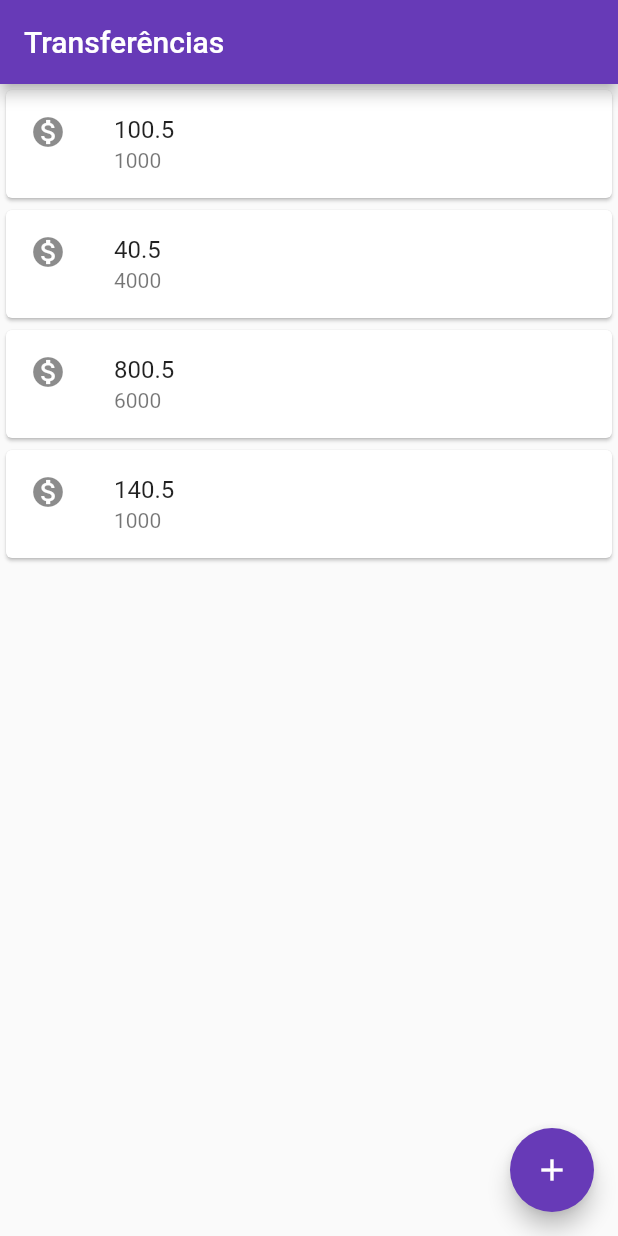
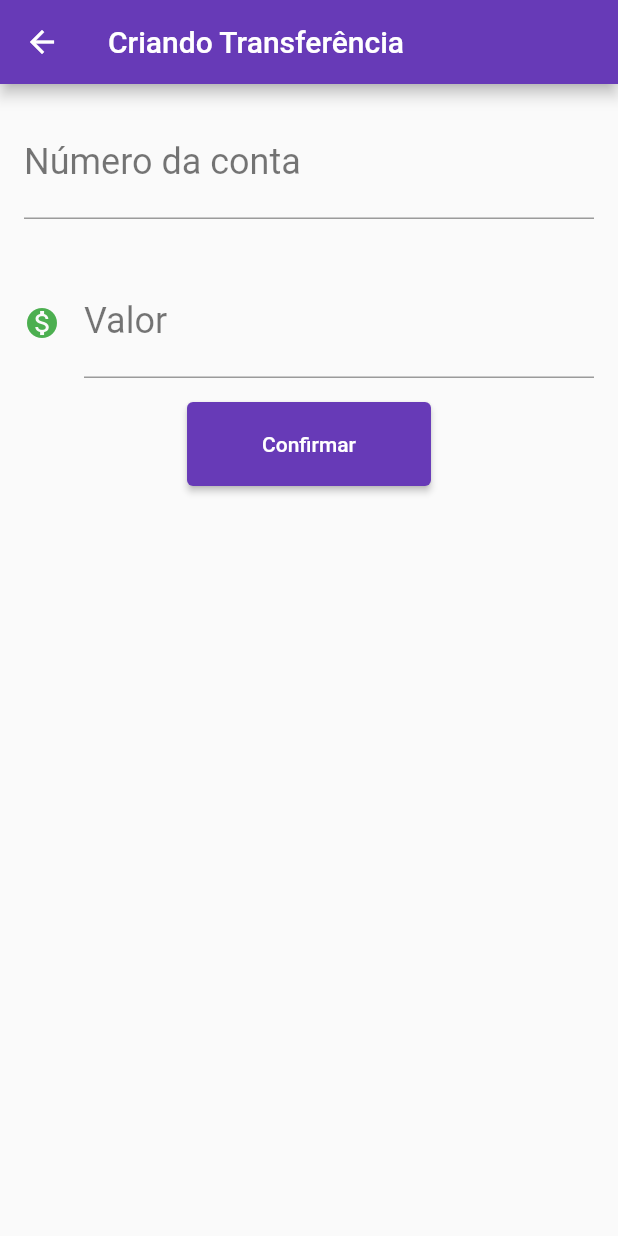
Before and after one commit to larinuness/flutter-bytebank, a Flutter app: the screen it shows after launch, after a tap on the "add" icon, on a phone screen of 412 x 824 dp. Run offline on Flutter 3.47's test engine with Material 2 defaults, Android fonts, the phone set to English and light mode, and no system bars.

Commit message:
Projeto finalizado

```diff
--- /dev/null
+++ b/bytebankalura/lib/components/editor.dart
@@ -0,0 +1,40 @@
+import 'package:flutter/material.dart';
+
+class Editor extends StatelessWidget {
+  final TextEditingController? controlador;
+  final String? rotulo;
+  final String? dica;
+  final IconData? icone;
+
+  //parametros opcionais porque não é obrigado a por todos
+  Editor({this.controlador, this.rotulo, this.dica, this.icone});
+
+  @override
+  Widget build(BuildContext context) {
+    return //Colocar margin interna
+      Padding(
+        padding: const EdgeInsets.all(16.0),
+        child: TextField(
+          controller: controlador,
+          //Style é usado parar modificar algo em texto, ex: cor, tamanho
+          style: TextStyle(
+            fontSize: 24.0,
+          ),
+          decoration: InputDecoration(
+              labelText: rotulo,
+              icon: icone != null ? Icon(icone, color: Colors.green,
+              ) : null,
+              //Mudando cor da linha da label embaixo
+              focusedBorder: UnderlineInputBorder(
+                borderSide: BorderSide(color: Colors.black26),
+              ),
+              labelStyle: TextStyle(
+                color: Colors.black54,
+              ),
+              //texto dentro da label
+              hintText: dica),
+          keyboardType: TextInputType.number,
+        ),
+      );
+  }
+}
--- a/bytebankalura/lib/main.dart
+++ b/bytebankalura/lib/main.dart
@@ -1,59 +1,17 @@
 import 'package:flutter/material.dart';
 
+import 'screens/lista.dart';
+
 void main() {
-  runApp(
-    MaterialApp(
-      //O Scaffold é um esqueleto uma base para começar a home
-      home: Scaffold(
-        body: ListaTransferencias(),
-        appBar: AppBar(title: Text('Transferências'),
-        backgroundColor: Colors.deepPurple,),
-        floatingActionButton: FloatingActionButton(
-          onPressed: () {  },
-          backgroundColor: Colors.deepPurple,
-          //Tem seus proprios icons
-          child: Icon(Icons.add),
-        ),
-      ),
-    )
-  );
+  runApp(BytebankApp());
 }
 
-class ListaTransferencias extends StatelessWidget{
+class BytebankApp extends StatelessWidget {
   @override
   Widget build(BuildContext context) {
-     return Column(
-      children: [
-        ItemTransferencias(Transferencia(100.50, 1000)),
-        ItemTransferencias(Transferencia(40.50, 4000)),
-        ItemTransferencias(Transferencia(800.50, 6000)),
-        ItemTransferencias(Transferencia(140.50, 1000)),
-      ],
+    return MaterialApp(
+      //O Scaffold é um esqueleto uma base para começar a home
+        home: ListaTransferencias(),
     );
   }
 }
-
-class ItemTransferencias extends StatelessWidget{
-
-  final Transferencia _transferencia;
-
-  ItemTransferencias(this._transferencia);
-
-  @override
-  Widget build(BuildContext context) {
-   return Card(
-       child: ListTile(
-         leading: Icon(Icons.monetization_on),
-         title: Text(_transferencia.valor.toString()),
-         subtitle: Text(_transferencia.numConta.toString()),
-       )
-   );
-  }
-}
-
-class Transferencia {
-  final double valor;
-  final int numConta;
-
-  Transferencia(this.valor, this.numConta);
-}
--- /dev/null
+++ b/bytebankalura/lib/models/transferencia.dart
@@ -0,0 +1,10 @@
+class Transferencia {
+  final double valor;
+  final int numConta;
+
+  Transferencia(this.valor, this.numConta);
+  @override
+  String toString() {
+    return 'Transferencia{valor: $valor, numeroConta: $numConta}';
+  }
+}
--- /dev/null
+++ b/bytebankalura/lib/screens/form.dart
@@ -0,0 +1,70 @@
+import 'package:bytebankalura/components/editor.dart';
+import 'package:bytebankalura/models/transferencia.dart';
+import 'package:flutter/material.dart';
+
+const _tituloAppBar = 'Criando Transferência';
+const _rotuloCampoValor = 'Valor';
+const _dicaCampoValor = '0.00';
+const _rotuloCampoNumeroConta = 'Número da conta';
+const _dicaCampoNumeroConta = '0000';
+const _textoBotaoConfirmar = 'Confirmar';
+
+class FormularioTransferencia extends StatefulWidget {
+  @override
+  State<StatefulWidget> createState() {
+    return FormularioTransferenciaState();
+  }
+}
+
+class FormularioTransferenciaState extends State<FormularioTransferencia> {
+  final TextEditingController _controladorCampoNumeroConta =
+  TextEditingController();
+  final TextEditingController _controladorCampoValor = TextEditingController();
+
+  @override
+  Widget build(BuildContext context) {
+    return Scaffold(
+        appBar: AppBar(
+          title: Text(_tituloAppBar),
+          backgroundColor: Colors.deepPurple,
+        ),
+        body: SingleChildScrollView(
+          child: Column(
+            children: <Widget>[
+              Editor(
+                controlador: _controladorCampoNumeroConta,
+                dica: _dicaCampoNumeroConta,
+                rotulo: _rotuloCampoNumeroConta,
+              ),
+              Editor(
+                dica: _dicaCampoValor,
+                controlador: _controladorCampoValor,
+                rotulo: _rotuloCampoValor,
+                icone: Icons.monetization_on,
+              ),
+              ElevatedButton(
+                child: Text('Confirmar'),
+                onPressed: () {
+                  _criaTransferencia(context);
+                },
+                style: ElevatedButton.styleFrom(
+                  //mudando cor
+                  primary: Colors.deepPurple,
+                  //mudando tamanho
+                  padding: EdgeInsets.symmetric(horizontal: 50, vertical: 20),
+                ),
+              )
+            ],
+          ),
+        ));
+  }
+
+  void _criaTransferencia(BuildContext context) {
+    final int? numConta = int.tryParse(_controladorCampoNumeroConta.text);
+    final double? valor = double.tryParse(_controladorCampoValor.text);
+    if (numConta != null && valor != null) {
+      final transferenciaCriada = Transferencia(valor, numConta);
+      Navigator.pop(context, transferenciaCriada);
+    }
+  }
+}
--- /dev/null
+++ b/bytebankalura/lib/screens/lista.dart
@@ -0,0 +1,68 @@
+import 'package:bytebankalura/models/transferencia.dart';
+import 'package:flutter/material.dart';
+
+import 'form.dart';
+
+const _tituloAppBar = 'Transferências';
+
+class ListaTransferencias extends StatefulWidget {
+  final List<Transferencia> _transferencias = [];
+
+  @override
+  State<StatefulWidget> createState() {
+    return ListaTransferenciasState();
+  }
+}
+
+class ListaTransferenciasState extends State<ListaTransferencias> {
+  @override
+  Widget build(BuildContext context) {
+    return Scaffold(
+      appBar: AppBar(
+        title: Text(_tituloAppBar),
+        backgroundColor: Colors.deepPurple,
+      ),
+      body: ListView.builder(
+        itemCount: widget._transferencias.length,
+        itemBuilder: (context, indice) {
+          final transferencia = widget._transferencias[indice];
+          return ItemTransferencia(transferencia);
+        },
+      ),
+      floatingActionButton: FloatingActionButton(
+        child: Icon(Icons.add),
+        onPressed: () {
+          Navigator.push(context, MaterialPageRoute(builder: (context) {
+            return FormularioTransferencia();
+          })).then(
+                (transferenciaRecebida) => _atualiza(transferenciaRecebida),
+          );
+        },
+      ),
+    );
+  }
+
+  void _atualiza(Transferencia transferenciaRecebida) {
+    if (transferenciaRecebida != null) {
+      setState(() {
+        widget._transferencias.add(transferenciaRecebida);
+      });
+    }
+  }
+}
+
+class ItemTransferencia extends StatelessWidget {
+  final Transferencia _transferencia;
+
+  ItemTransferencia(this._transferencia);
+
+  @override
+  Widget build(BuildContext context) {
+    return Card(
+        child: ListTile(
+          leading: Icon(Icons.monetization_on),
+          title: Text(_transferencia.valor.toString()),
+          subtitle: Text(_transferencia.numConta.toString()),
+        ));
+  }
+}
```
